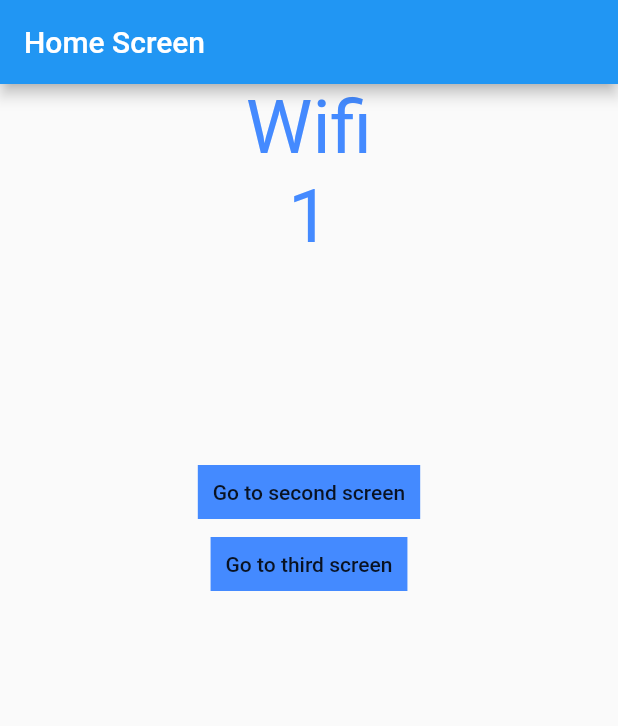
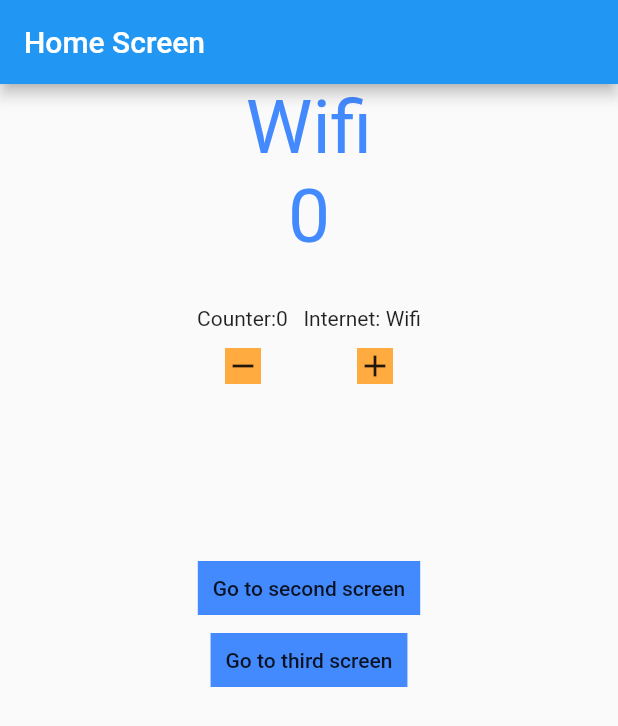
Before and after one commit to ravipoudel555/blocStateManagement, a Flutter app: the screen it shows after launch, on a phone screen of 412 x 824 dp. Shown: the top 726 px of the screen. Run offline on Flutter 3.47's test engine with Material 2 defaults, Android fonts, the phone set to English and light mode, and no system bars; our stand-ins replace bloc, connectivity_plus, flutter_bloc.

Commit message:
feat: ui change for multiple cubit-state

```diff
--- a/lib/presentation/screens/home_screen.dart
+++ b/lib/presentation/screens/home_screen.dart
@@ -16,17 +16,7 @@ class HomeScreen extends StatelessWidget {
   @override
   Widget build(BuildContext context) {
     print(title);
-    return BlocListener<InternetCubit, InternetState>(
-      listener: (context, state) {
-        if (state is InternetConnected &&
-            state.connectionType == ConnectionType.Wifi) {
-          BlocProvider.of<CounterCubit>(context).increment();
-        } else if (state is InternetConnected &&
-            state.connectionType == ConnectionType.Mobile) {
-          BlocProvider.of<CounterCubit>(context).decrement();
-        } else if (state is InternetDisonnected) {}
-      },
-      child: Scaffold(
+    return Scaffold(
       appBar: AppBar(
         title: Text(title),
       ),
@@ -65,51 +55,51 @@ class HomeScreen extends StatelessWidget {
 
             SizedBox(height: 30),
             //UI change for multiple CubitState changes
-              // Builder(
-              //   builder: (context) {
-              //     final counterState = context.watch<CounterCubit>().state;
-              //     final internetState = context.watch<InternetCubit>().state;
+            Builder(
+              builder: (context) {
+                final counterState = context.watch<CounterCubit>().state;
+                final internetState = context.watch<InternetCubit>().state;
 
-              //     if (internetState is InternetConnected &&
-              //         internetState.connectionType == ConnectionType.Wifi) {
-              //       return Text('Counter:' +
-              //           counterState.counterValue.toString() +
-              //           '   Internet: Wifi');
-              //     } else if (internetState is InternetConnected &&
-              //         internetState.connectionType == ConnectionType.Mobile) {
-              //       return Text('Counter:' +
-              //           counterState.counterValue.toString() +
-              //           '   Internet: Mobile');
-              //     } else {
-              //       return Text('Counter:' +
-              //           counterState.counterValue.toString() +
-              //           '   Internet: Disconnected');
-              //     }
-              //   },
-              // ),
-              // Row(
-              //   mainAxisAlignment: MainAxisAlignment.center,
-              //   children: [
-              //     MaterialButton(
-              //       child: Container(
-              //         color: Colors.orangeAccent,
-              //         child: Icon(Icons.remove),
-              //       ),
-              //       onPressed: () {
-              //         BlocProvider.of<CounterCubit>(context).decrement();
-              //       },
-              //     ),
-              //     MaterialButton(
-              //       child: Container(
-              //         color: Colors.orangeAccent,
-              //         child: Icon(Icons.add),
-              //       ),
-              //       onPressed: () {
-              //         BlocProvider.of<CounterCubit>(context).increment();
-              //       },
-              //     ),
-              //   ],
-              // ),
+                if (internetState is InternetConnected &&
+                    internetState.connectionType == ConnectionType.Wifi) {
+                  return Text('Counter:' +
+                      counterState.counterValue.toString() +
+                      '   Internet: Wifi');
+                } else if (internetState is InternetConnected &&
+                    internetState.connectionType == ConnectionType.Mobile) {
+                  return Text('Counter:' +
+                      counterState.counterValue.toString() +
+                      '   Internet: Mobile');
+                } else {
+                  return Text('Counter:' +
+                      counterState.counterValue.toString() +
+                      '   Internet: Disconnected');
+                }
+              },
+            ),
+            Row(
+              mainAxisAlignment: MainAxisAlignment.center,
+              children: [
+                MaterialButton(
+                  child: Container(
+                    color: Colors.orangeAccent,
+                    child: Icon(Icons.remove),
+                  ),
+                  onPressed: () {
+                    BlocProvider.of<CounterCubit>(context).decrement();
+                  },
+                ),
+                MaterialButton(
+                  child: Container(
+                    color: Colors.orangeAccent,
+                    child: Icon(Icons.add),
+                  ),
+                  onPressed: () {
+                    BlocProvider.of<CounterCubit>(context).increment();
+                  },
+                ),
+              ],
+            ),
             //--------------------------------Navigation buttons below-----------------------------------------
             SizedBox(height: 100),
             MaterialButton(
@@ -135,7 +125,6 @@ class HomeScreen extends StatelessWidget {
           ],
         ),
       ),
-      ),
     );
   }
 }
```
Lines whose indentation alone changed are shown as unchanged.
